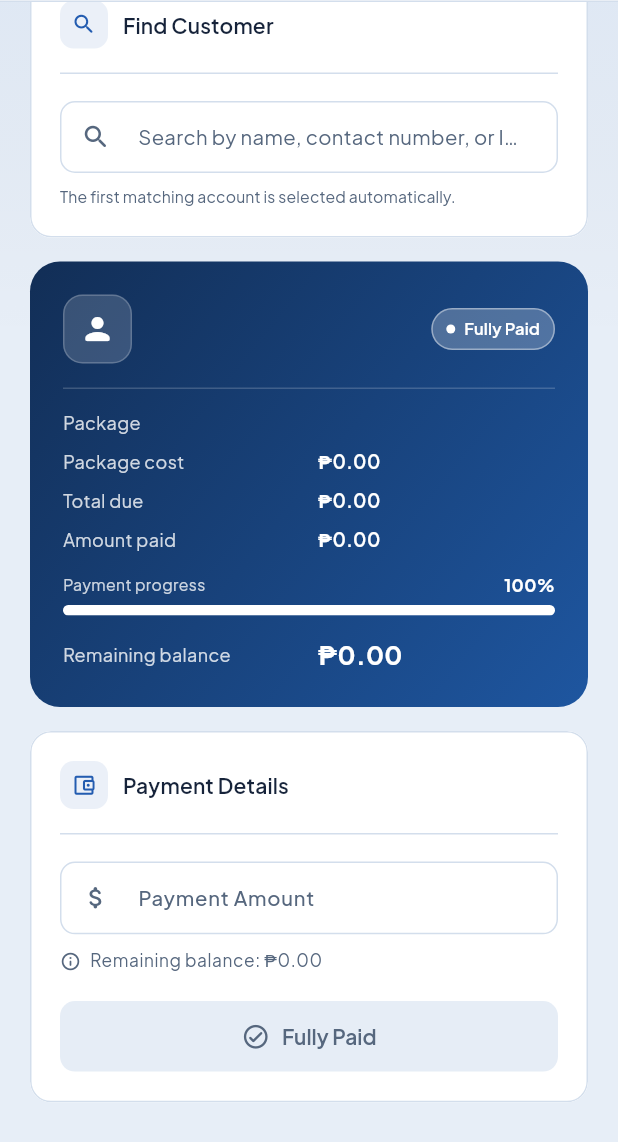
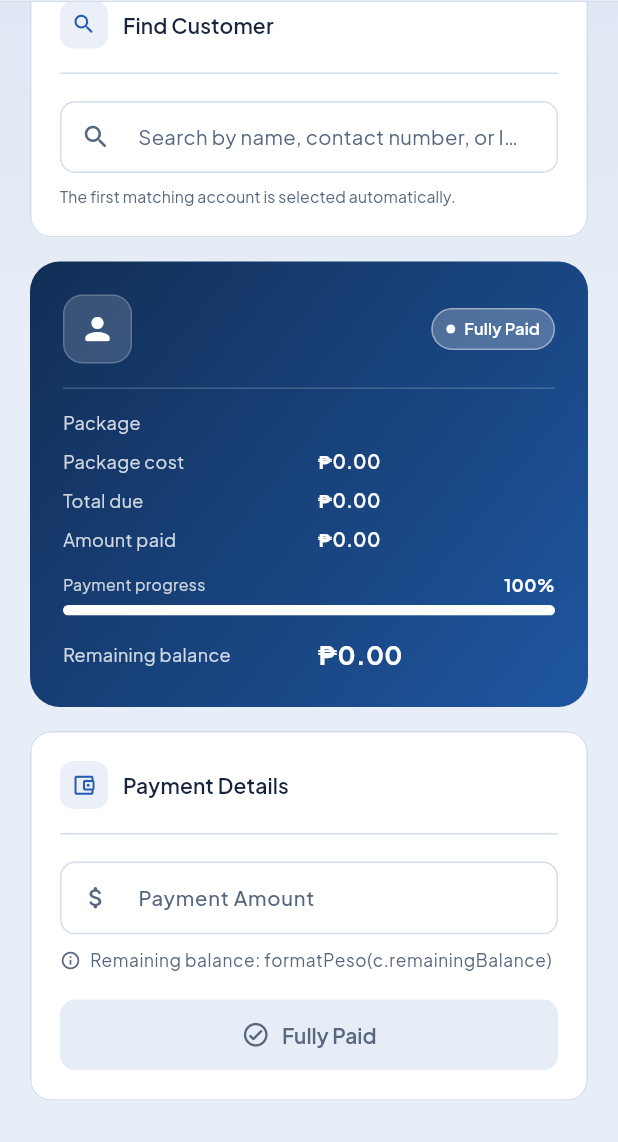
Before and after one commit to meriiiEriii/Paradise-Funeral-Home, a Flutter app: the PaymentScreen screen opened by its route, scrolled down 126 dp, on a phone screen of 412 x 824 dp, the part 94-1236 px from its top. Run offline on Flutter 3.47's test engine with Material 3 defaults, Android fonts, the phone set to English and light mode, and no system bars; our stand-ins replace cloud_firestore, firebase_auth, firebase_core, go_router, qr_flutter, shared_preferences; accounts and stored records are empty.

Commit message:
Thousand separators, sentence-case, address caps, draft-to-dashboard, sidebar behavior, burger position

```diff
--- a/lib/data/customer_store.dart
+++ b/lib/data/customer_store.dart
@@ -1,3 +1,4 @@
+import '../utils/formatters.dart';
 import 'dart:async';
 
 import 'package:flutter/foundation.dart';
@@ -604,7 +605,7 @@ class CustomerStore extends ChangeNotifier {
         type: AppNotificationType.discountRequested,
         title: 'New discount request',
         message:
-            '${customer.name} ($customerId) requested a ₱${amount.toStringAsFixed(2)} discount.',
+            '${customer.name} ($customerId) requested a formatPeso(amount) discount.',
         audienceRole: 'admin',
         customerId: customerId,
         requestId: request.id,
@@ -678,7 +679,7 @@ class CustomerStore extends ChangeNotifier {
         type: AppNotificationType.discountApproved,
         title: 'Discount approved',
         message:
-            'Your ₱${request.amount.toStringAsFixed(2)} discount request for ${customer.name} (${customer.id}) was approved.',
+            'Your ${formatPeso(request.amount)} discount request for ${customer.name} (${customer.id}) was approved.',
         recipientUid: request.requestedByUid,
         customerId: customer.id,
         requestId: request.id,
@@ -729,7 +730,7 @@ class CustomerStore extends ChangeNotifier {
         type: AppNotificationType.discountRejected,
         title: 'Discount request rejected',
         message:
-            'Your ₱${request.amount.toStringAsFixed(2)} discount request for ${customer.name} (${customer.id}) was rejected.',
+            'Your ${formatPeso(request.amount)} discount request for ${customer.name} (${customer.id}) was rejected.',
         recipientUid: request.requestedByUid,
         customerId: customer.id,
         requestId: request.id,
--- a/lib/data/firestore_customer_repository.dart
+++ b/lib/data/firestore_customer_repository.dart
@@ -1,3 +1,4 @@
+import '../utils/formatters.dart';
 import 'dart:async';
 
 import 'package:cloud_firestore/cloud_firestore.dart';
@@ -505,7 +506,7 @@ class FirestoreCustomerRepository implements CustomerRepository {
             type: AppNotificationType.discountRequested,
             title: 'New discount request',
             message:
-                '$customerName ($customerId) requested a ₱${(amountCentavos / 100).toStringAsFixed(2)} discount.',
+                '$customerName ($customerId) requested a ${formatPeso(amountCentavos / 100)} discount.',
             customerId: customerId,
             requestId: requestRef.id,
             audienceRole: 'admin',
@@ -596,7 +597,7 @@ class FirestoreCustomerRepository implements CustomerRepository {
               type: AppNotificationType.discountApproved,
               title: 'Discount approved',
               message:
-                  'Your ₱${(amountCentavos / 100).toStringAsFixed(2)} discount request for $customerName ($customerId) was approved.',
+                  'Your ${formatPeso(amountCentavos / 100)} discount request for $customerName ($customerId) was approved.',
               customerId: customerId,
               requestId: requestId,
               recipientUid: requesterUid,
@@ -667,7 +668,7 @@ class FirestoreCustomerRepository implements CustomerRepository {
               type: AppNotificationType.discountRejected,
               title: 'Discount request rejected',
               message:
-                  'Your ₱${(amountCentavos / 100).toStringAsFixed(2)} discount request for $customerName ($customerId) was rejected.',
+                  'Your ${formatPeso(amountCentavos / 100)} discount request for $customerName ($customerId) was rejected.',
               customerId: customerId,
               requestId: requestId,
               recipientUid: requesterUid,
--- a/lib/main.dart
+++ b/lib/main.dart
@@ -552,8 +552,6 @@ class _HomeScreenState extends State<HomeScreen> {
     }
 
     _scaffoldKey.currentState?.closeDrawer();
-    // Navigating from the menu always hides the sidebar again.
-    if (mounted) setState(() => _sidebarOpen = false);
     context.go(_pathFor(route));
   }
 
@@ -567,6 +565,8 @@ class _HomeScreenState extends State<HomeScreen> {
       _scaffoldKey.currentState?.closeDrawer();
       widget.session.viewAsStaff();
       widget.store.setNotificationRole(AppRole.staff);
+      // Role switching always hides the sidebar.
+      if (mounted) setState(() => _sidebarOpen = false);
       context.go('/dashboard');
       if (mounted) {
         ScaffoldMessenger.of(context).showSnackBar(
@@ -580,6 +580,7 @@ class _HomeScreenState extends State<HomeScreen> {
     final unlocked = await showAdminLoginDialog(context, widget.session);
     if (!mounted || !unlocked) return;
     widget.store.setNotificationRole(widget.session.user?.role);
+    if (mounted) setState(() => _sidebarOpen = false);
     context.go('/dashboard');
     ScaffoldMessenger.of(context).showSnackBar(
       const SnackBar(content: Text('Administrator access granted.')),
@@ -667,9 +668,11 @@ class _HomeScreenState extends State<HomeScreen> {
     );
 
     final appBar = AppBar(
-      leadingWidth: isWide && !isDashboard ? 100 : null,
+      leadingWidth: isWide ? (isDashboard ? 72 : 114) : null,
       leading: isWide
-          ? Row(
+          ? Padding(
+              padding: const EdgeInsets.only(left: 10),
+              child: Row(
                 mainAxisSize: MainAxisSize.min,
                 children: [
                   if (widget.currentRoute != 'add')
@@ -686,6 +689,7 @@ class _HomeScreenState extends State<HomeScreen> {
                       onPressed: _handleAppBarBack,
                     ),
                 ],
+              ),
             )
           : IconButton(
               tooltip: isDashboard ? 'Open menu' : 'Back',
@@ -743,7 +747,11 @@ class _HomeScreenState extends State<HomeScreen> {
             ),
           IconButton(
             tooltip: 'Notifications',
-            onPressed: () => context.push('/notifications'),
+            onPressed: () {
+              // Opening notifications always hides the sidebar.
+              setState(() => _sidebarOpen = false);
+              context.push('/notifications');
+            },
             icon: Badge(
               isLabelVisible:
                   widget.store.unreadNotificationCount(widget.user) > 0,
--- a/lib/screens/approvals_screen.dart
+++ b/lib/screens/approvals_screen.dart
@@ -1,3 +1,4 @@
+import '../utils/formatters.dart';
 import 'package:flutter/material.dart';
 import 'package:go_router/go_router.dart';
 
@@ -58,7 +59,7 @@ class _ApprovalsScreenState extends State<ApprovalsScreen>
         icon: const Icon(Icons.verified_outlined, size: 26),
         title: const Text('Approve discount'),
         content: Text(
-          'Apply a ₱${request.amount.toStringAsFixed(2)} discount to '
+          'Apply a formatPeso(request.amount) discount to '
           '${request.customerName} (${request.customerId})?',
         ),
         actions: [
@@ -89,7 +90,7 @@ class _ApprovalsScreenState extends State<ApprovalsScreen>
           crossAxisAlignment: CrossAxisAlignment.start,
           children: [
             Text(
-              'Reject the ₱${request.amount.toStringAsFixed(2)} request for '
+              'Reject the formatPeso(request.amount) request for '
               '${request.customerName}?',
             ),
             const SizedBox(height: 14),
@@ -337,7 +338,7 @@ class _ApprovalsScreenState extends State<ApprovalsScreen>
                     ),
                   ),
                   child: Text(
-                    '₱${request.amount.toStringAsFixed(2)}',
+                    formatPeso(request.amount),
                     style: theme.textTheme.titleSmall?.copyWith(
                       color: palette.warning,
                       fontWeight: FontWeight.w700,
@@ -495,7 +496,7 @@ class _ApprovalsScreenState extends State<ApprovalsScreen>
               ],
             ),
             const SizedBox(height: 12),
-            _historyRow(context, 'Amount', '₱${request.amount.toStringAsFixed(2)}'),
+            _historyRow(context, 'Amount', formatPeso(request.amount)),
             _historyRow(context, 'Reason', request.reason),
             _historyRow(
               context,
--- a/lib/screens/completed_archive_screen.dart
+++ b/lib/screens/completed_archive_screen.dart
@@ -1,3 +1,4 @@
+import '../utils/formatters.dart';
 import 'package:flutter/material.dart';
 import 'package:go_router/go_router.dart';
 
@@ -295,13 +296,13 @@ class _CompletedArchiveScreenState extends State<CompletedArchiveScreen> {
                     children: [
                       _detail(
                         'Total due',
-                        '₱${customer.totalDue.toStringAsFixed(2)}',
+                        formatPeso(customer.totalDue),
                         alignEnd: true,
                       ),
                       const SizedBox(height: 6),
                       _detail(
                         'Amount paid',
-                        '₱${customer.amountPaid.toStringAsFixed(2)}',
+                        formatPeso(customer.amountPaid),
                         color: palette.success,
                         bold: true,
                         alignEnd: true,
--- a/lib/screens/customer_profile_screen.dart
+++ b/lib/screens/customer_profile_screen.dart
@@ -1,3 +1,4 @@
+import '../utils/formatters.dart';
 import 'package:flutter/material.dart';
 import 'package:go_router/go_router.dart';
 
@@ -219,7 +220,7 @@ class _CustomerProfileScreenState extends State<CustomerProfileScreen> {
               _heroStat(
                 Icons.account_balance_wallet_outlined,
                 'BALANCE',
-                '₱${customer.remainingBalance.toStringAsFixed(2)}',
+                formatPeso(customer.remainingBalance),
               ),
             ],
           ),
@@ -380,7 +381,7 @@ class _CustomerProfileScreenState extends State<CustomerProfileScreen> {
                           ),
                         ),
                         Text(
-                          '₱${item.amount.toStringAsFixed(2)}',
+                          formatPeso(item.amount),
                           style: theme.textTheme.bodyMedium?.copyWith(
                             fontWeight: FontWeight.w600,
                             fontSize: 13,
@@ -408,7 +409,7 @@ class _CustomerProfileScreenState extends State<CustomerProfileScreen> {
                     const SizedBox(width: 12),
                     Flexible(
                       child: Text(
-                        '₱${customer.totalPackageCost.toStringAsFixed(2)}',
+                        formatPeso(customer.totalPackageCost),
                         maxLines: 1,
                         overflow: TextOverflow.ellipsis,
                         textAlign: TextAlign.right,
@@ -548,7 +549,7 @@ class _CustomerProfileScreenState extends State<CustomerProfileScreen> {
 
     final details = pending == null
         ? 'A discount request is awaiting admin approval.'
-        : 'Discount request: ₱${pending.amount.toStringAsFixed(2)} — '
+        : 'Discount request: formatPeso(pending.amount) — '
             '"${pending.reason}". Awaiting admin approval.';
 
     return Container(
@@ -750,7 +751,7 @@ class _CustomerProfileScreenState extends State<CustomerProfileScreen> {
           const SizedBox(width: 12),
           Flexible(
             child: Text(
-              '$prefix₱${amount.toStringAsFixed(2)}',
+              prefix == '-' ? '-${formatPeso(amount)}' : formatPeso(amount),
               maxLines: 1,
               overflow: TextOverflow.ellipsis,
               textAlign: TextAlign.right,
--- a/lib/screens/customer_view_screen.dart
+++ b/lib/screens/customer_view_screen.dart
@@ -1,3 +1,4 @@
+import '../utils/formatters.dart';
 import 'package:cloud_firestore/cloud_firestore.dart';
 import 'package:flutter/material.dart';
 
@@ -414,7 +415,7 @@ class _CustomerViewScreenState extends State<CustomerViewScreen> {
   }
 
   String _peso(int centavos) =>
-      '₱${(centavos / 100).toStringAsFixed(2)}';
+      formatPeso((centavos / 100));
 
   String _statusLabel(String status) {
     switch (status) {
--- a/lib/screens/dashboard_screen.dart
+++ b/lib/screens/dashboard_screen.dart
@@ -1,3 +1,4 @@
+import '../utils/formatters.dart';
 import 'package:flutter/material.dart';
 import 'package:go_router/go_router.dart';
 
@@ -389,7 +390,7 @@ class _DashboardScreenState extends State<DashboardScreen> {
           ),
           StatCard(
             label: 'Package revenue',
-            value: '₱${store.totalRevenue.toStringAsFixed(0)}',
+            value: '₱${formatNumber(store.totalRevenue.round())}',
             caption: 'Across active accounts',
             icon: Icons.trending_up_rounded,
             accent: palette.accent,
--- a/lib/screens/delayed_accounts_screen.dart
+++ b/lib/screens/delayed_accounts_screen.dart
@@ -1,3 +1,4 @@
+import '../utils/formatters.dart';
 import 'package:flutter/material.dart';
 import 'package:go_router/go_router.dart';
 
@@ -287,7 +288,7 @@ class _DelayedAccountsScreenState extends State<DelayedAccountsScreen> {
                     children: [
                       _detail(
                         'Balance',
-                        '₱${customer.remainingBalance.toStringAsFixed(2)}',
+                        formatPeso(customer.remainingBalance),
                         color: palette.danger,
                         bold: true,
                         alignEnd: true,
--- a/lib/screens/discount_request_dialog.dart
+++ b/lib/screens/discount_request_dialog.dart
@@ -1,3 +1,4 @@
+import '../utils/formatters.dart';
 import 'package:flutter/material.dart';
 
 import '../data/customer_store.dart';
@@ -45,7 +46,7 @@ class _DiscountRequestDialogState extends State<_DiscountRequestDialog> {
 
   Future<void> _submit() async {
     final amount = double.tryParse(_amountCtrl.text.trim());
-    final reason = _reasonCtrl.text.trim();
+    final reason = capitalizeSentences(_reasonCtrl.text);
     if (amount == null || amount <= 0) {
       setState(() => _error = 'Enter a discount amount greater than zero.');
       return;
@@ -53,7 +54,7 @@ class _DiscountRequestDialogState extends State<_DiscountRequestDialog> {
     if (amount > widget.customer.remainingBalance) {
       setState(
         () => _error =
-            'The discount cannot exceed the remaining balance of ₱${widget.customer.remainingBalance.toStringAsFixed(2)}.',
+            'The discount cannot exceed the remaining balance of ${formatPeso(widget.customer.remainingBalance)}.',
       );
       return;
     }
@@ -112,7 +113,7 @@ class _DiscountRequestDialogState extends State<_DiscountRequestDialog> {
               ),
               const SizedBox(height: 4),
               Text(
-                'Remaining balance: ₱${customer.remainingBalance.toStringAsFixed(2)}',
+                'Remaining balance: ${formatPeso(customer.remainingBalance)}',
                 style: theme.textTheme.bodySmall?.copyWith(
                   color: palette.muted,
                 ),
--- a/lib/screens/paid_accounts_screen.dart
+++ b/lib/screens/paid_accounts_screen.dart
@@ -1,3 +1,4 @@
+import '../utils/formatters.dart';
 import 'package:flutter/material.dart';
 import 'package:go_router/go_router.dart';
 
@@ -137,7 +138,7 @@ class _PaidAccountsScreenState extends State<PaidAccountsScreen> {
                 crossAxisAlignment: CrossAxisAlignment.end,
                 children: [
                   Text(
-                    '₱${customer.amountPaid.toStringAsFixed(2)} paid',
+                    'formatPeso(customer.amountPaid) paid',
                     style: theme.textTheme.labelMedium?.copyWith(
                       fontWeight: FontWeight.w700,
                       color: palette.success,
@@ -278,17 +279,17 @@ class _PaidAccountDetailScreenState extends State<PaidAccountDetailScreen> {
               _summaryStat(
                 context,
                 'TOTAL PAID',
-                '₱${customer.amountPaid.toStringAsFixed(2)}',
+                formatPeso(customer.amountPaid),
               ),
               _summaryStat(
                 context,
                 'TOTAL DUE',
-                '₱${customer.totalDue.toStringAsFixed(2)}',
+                formatPeso(customer.totalDue),
               ),
               _summaryStat(
                 context,
                 'BALANCE',
-                '₱${customer.remainingBalance.toStringAsFixed(2)}',
+                formatPeso(customer.remainingBalance),
               ),
             ],
           ),
@@ -395,12 +396,12 @@ class _PaidAccountDetailScreenState extends State<PaidAccountDetailScreen> {
             row('Package', customer.package),
             row(
               'Package cost',
-              '₱${customer.totalPackageCost.toStringAsFixed(2)}',
+              formatPeso(customer.totalPackageCost),
             ),
             if (customer.approvedDiscount > 0)
               row(
                 'Discount',
-                '-₱${customer.approvedDiscount.toStringAsFixed(2)}',
+                '-formatPeso(customer.approvedDiscount)',
               ),
             row(
               'Due date',
@@ -481,7 +482,7 @@ class _PaidAccountDetailScreenState extends State<PaidAccountDetailScreen> {
                                 crossAxisAlignment: CrossAxisAlignment.start,
                                 children: [
                                   Text(
-                                    '₱${payment.amount.toStringAsFixed(2)}',
+                                    formatPeso(payment.amount),
                                     style: theme.textTheme.bodyMedium
                                         ?.copyWith(
                                           fontWeight: FontWeight.w700,
@@ -517,7 +518,7 @@ class _PaidAccountDetailScreenState extends State<PaidAccountDetailScreen> {
                                   ),
                                 ),
                                 Text(
-                                  '₱${payment.balanceAfter.toStringAsFixed(2)}',
+                                  formatPeso(payment.balanceAfter),
                                   style: theme.textTheme.bodySmall?.copyWith(
                                     fontWeight: FontWeight.w600,
                                     fontSize: 12,
--- a/lib/screens/payment_screen.dart
+++ b/lib/screens/payment_screen.dart
@@ -1,3 +1,4 @@
+import '../utils/formatters.dart';
 import 'package:flutter/material.dart';
 
 import '../models/customer.dart';
@@ -90,7 +91,7 @@ class _PaymentScreenState extends State<PaymentScreen> {
       ScaffoldMessenger.of(context).showSnackBar(
         SnackBar(
           content: Text(
-            'Amount exceeds remaining balance (₱${remaining.toStringAsFixed(2)})',
+            'Amount exceeds remaining balance (formatPeso(remaining))',
           ),
           backgroundColor: const Color(0xFFC62828),
         ),
@@ -113,7 +114,7 @@ class _PaymentScreenState extends State<PaymentScreen> {
       ScaffoldMessenger.of(context).showSnackBar(
         SnackBar(
           content: Text(
-            'Payment of ₱${amount.toStringAsFixed(2)} recorded successfully!',
+            'Payment of formatPeso(amount) recorded successfully!',
           ),
           backgroundColor: const Color(0xFF2E7D32),
         ),
@@ -280,19 +281,19 @@ class _PaymentScreenState extends State<PaymentScreen> {
           const SizedBox(height: 7),
           _financeInfoRow(
             'Package cost',
-            '₱${c.totalPackageCost.toStringAsFixed(2)}',
+            formatPeso(c.totalPackageCost),
           ),
           if (c.approvedDiscount > 0) ...[
             const SizedBox(height: 7),
             _financeInfoRow(
               'Discount',
-              '-₱${c.approvedDiscount.toStringAsFixed(2)}',
+              '-formatPeso(c.approvedDiscount)',
             ),
           ],
           const SizedBox(height: 7),
-          _financeInfoRow('Total due', '₱${c.totalDue.toStringAsFixed(2)}'),
+          _financeInfoRow('Total due', formatPeso(c.totalDue)),
           const SizedBox(height: 7),
-          _financeInfoRow('Amount paid', '₱${c.amountPaid.toStringAsFixed(2)}'),
+          _financeInfoRow('Amount paid', formatPeso(c.amountPaid)),
           const SizedBox(height: 12),
           Row(
             children: [
@@ -345,7 +346,7 @@ class _PaymentScreenState extends State<PaymentScreen> {
               const SizedBox(width: 12),
               Flexible(
                 child: Text(
-                  '₱${c.remainingBalance.toStringAsFixed(2)}',
+                  formatPeso(c.remainingBalance),
                   maxLines: 1,
                   overflow: TextOverflow.ellipsis,
                   textAlign: TextAlign.right,
@@ -393,7 +394,7 @@ class _PaymentScreenState extends State<PaymentScreen> {
               const SizedBox(width: 6),
               Expanded(
                 child: Text(
-                  'Remaining balance: ₱${c.remainingBalance.toStringAsFixed(2)}',
+                  'Remaining balance: formatPeso(c.remainingBalance)',
                   style: theme.textTheme.bodySmall?.copyWith(
                     color: palette.muted,
                     fontSize: 11.5,
--- a/lib/widgets/customer_table.dart
+++ b/lib/widgets/customer_table.dart
@@ -1,3 +1,4 @@
+import '../utils/formatters.dart';
 import 'package:flutter/material.dart';
 
 import '../models/customer.dart';
@@ -111,14 +112,14 @@ class CustomerTable extends StatelessWidget {
         )),
         DataCell(_constrainedText(context, c.package)),
         DataCell(Text(
-          '₱${c.totalPackageCost.toStringAsFixed(2)}',
+          formatPeso(c.totalPackageCost),
           style: theme.textTheme.bodySmall?.copyWith(
             fontSize: 12,
             fontWeight: FontWeight.w500,
           ),
         )),
         DataCell(Text(
-          '₱${c.amountPaid.toStringAsFixed(2)}',
+          formatPeso(c.amountPaid),
           style: theme.textTheme.bodySmall?.copyWith(
             fontSize: 12,
             fontWeight: FontWeight.w500,
@@ -126,7 +127,7 @@ class CustomerTable extends StatelessWidget {
           ),
         )),
         DataCell(Text(
-          '₱${c.remainingBalance.toStringAsFixed(2)}',
+          formatPeso(c.remainingBalance),
           style: theme.textTheme.bodySmall?.copyWith(
             fontSize: 12,
             fontWeight: FontWeight.w600,
```
Also changed, not shown: lib/screens/add_customer_screen.dart (+9 -5 lines), lib/utils/formatters.dart (added, +29 -0 lines), 2 other files. Lines whose indentation alone changed are shown as unchanged.
